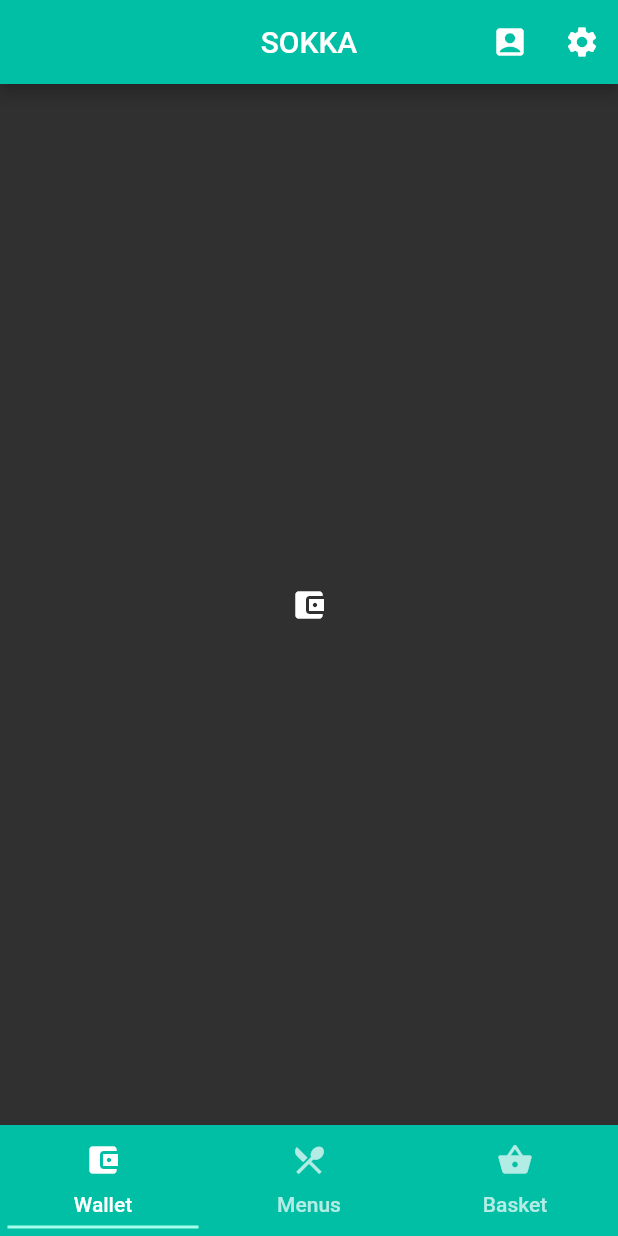
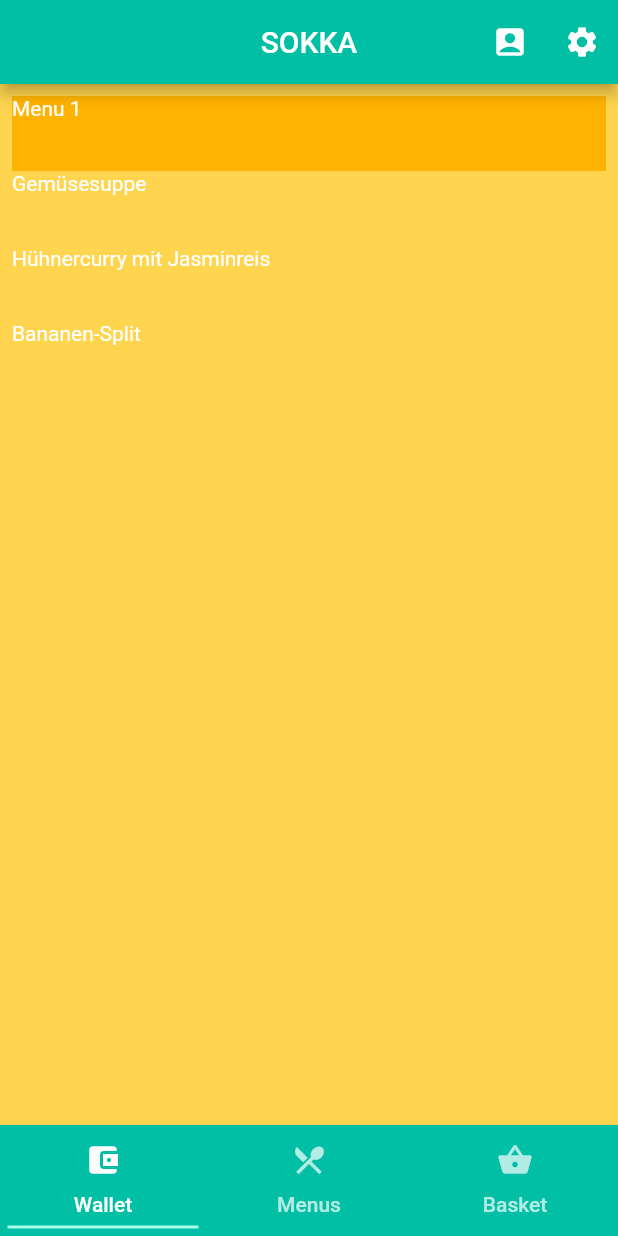
Before and after one commit to htl-anichstrasse/sokka, a Flutter app: the screen it shows after launch, on a phone screen of 412 x 824 dp. Run offline on Flutter 3.47's test engine with Material 2 defaults, Android fonts, the phone set to English and light mode, and no system bars; Roboto replaces fonts that are missing (Source Code Pro).

Commit message:
added (unstyled) view for menus

```diff
--- a/client/lib/main.dart
+++ b/client/lib/main.dart
@@ -52,7 +52,7 @@ class _TabController extends State<TabController> {
         bottomNavigationBar: menu(),
         body: TabBarView(
           children: <Widget>[
-            Container(child: Icon(Icons.account_balance_wallet, color: Colors.white,)),
+            TabViewContainer('1', 'Gemüsesuppe', 'Hühnercurry mit Jasminreis', 'Bananen-Split'),
             Container(child: Icon(Icons.restaurant_menu, color: Colors.white,)),
             Container(child: Icon(Icons.shopping_basket, color: Colors.white,)),
           ],
@@ -79,3 +79,59 @@ Widget menu() {
     ),
   );
 }
+
+class TabViewContainer extends StatelessWidget {
+  final String _menu;
+  String _appetizer;
+  String _mainCourse;
+  String _dessert;
+
+  TabViewContainer(this._menu, final String appetizer, final String mainCourse, final String dessert) {
+    this._appetizer = appetizer;
+    this._mainCourse = mainCourse;
+    this._dessert = dessert;
+  }
+
+  @override
+  Widget build(BuildContext context) {
+    return Container(
+      height: 60,
+      color: Colors.amber[300],
+      width: 40,
+      child: ListView(
+        padding: EdgeInsets.all(8.0),
+        children: <Widget>[
+          Container(
+            height: 50,
+            color: Colors.amber[600],
+            child: Text(
+              'Menu 1',
+              style: TextStyle(color: Colors.white),
+            ),
+          ),
+          Container(
+            height: 50.0,
+            child: Text(
+              this._appetizer,
+              style: TextStyle(color: Colors.white),
+            ),
+          ),
+          Container(
+            height: 50.0,
+            child: Text(
+              this._mainCourse,
+              style: TextStyle(color: Colors.white),
+            ),
+          ),
+          Container(
+            height: 50.0,
+            child: Text(
+              this._dessert,
+              style: TextStyle(color: Colors.white),
+            ),
+          ),
+        ],
+      ),
+    );
+  }
+}
```
